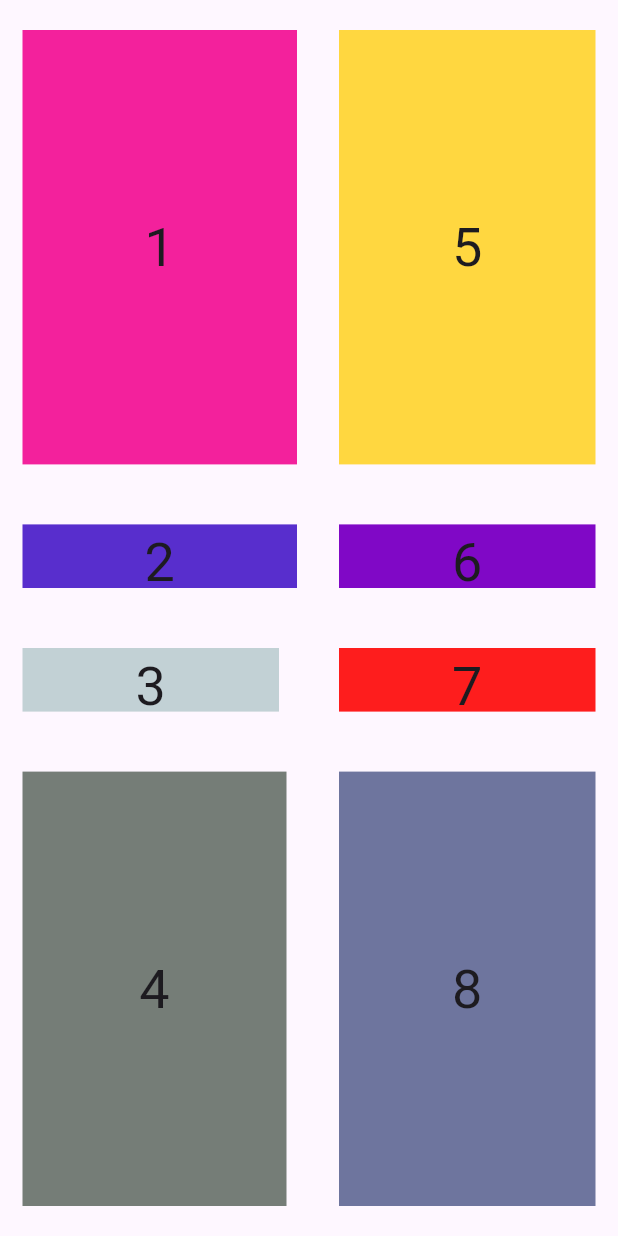
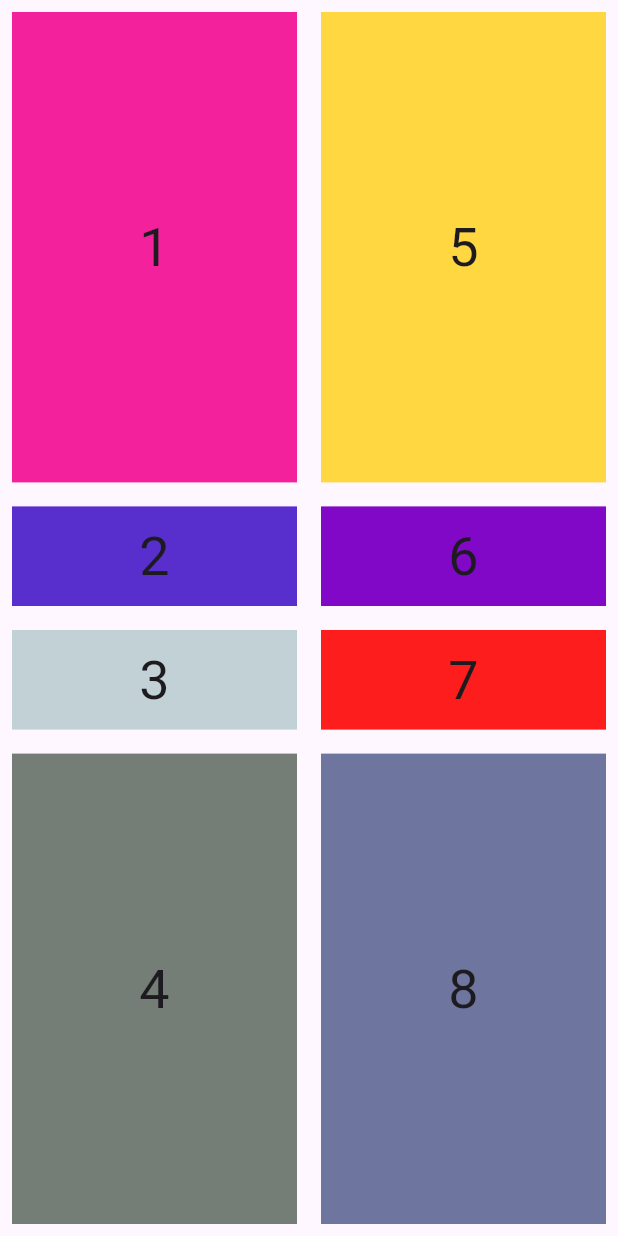
Before and after one commit to Dasheeer/lab_2_shkaf, a Flutter app: the screen it shows after launch, on a phone screen of 412 x 824 dp. Run offline on Flutter 3.47's test engine with Material 3 defaults, Android fonts, the light colour scheme and no system bars.

Commit message:
Update main.dart

```diff
--- a/lib/main.dart
+++ b/lib/main.dart
@@ -36,7 +36,8 @@ class MyApp extends StatelessWidget {
                             child: Text('1', style: TextStyle(fontSize: 36),),
 
                             color: Color.fromRGBO(243, 33, 156, 1),
-                        margin: EdgeInsets.only(bottom: 20, right: 8, top: 20, left: 15),
+
+                            margin: EdgeInsets.all(8),
 
                           )),
                           Expanded(flex: 1, child:
@@ -46,7 +47,7 @@ class MyApp extends StatelessWidget {
                             child: Text('2', style: TextStyle(fontSize: 36),),
 
                             color: Color.fromRGBO(88, 46, 205, 1),
-                        margin: EdgeInsets.only(top: 20, bottom: 20, right: 8, left: 15),
+                            margin: EdgeInsets.all(8),
 
                           )),
                           Expanded(flex: 1, child:
@@ -56,7 +57,7 @@ class MyApp extends StatelessWidget {
                             child: Text('3', style: TextStyle(fontSize: 36),),
 
                             color: Color.fromARGB(115, 121, 162, 161),
-                        margin: EdgeInsets.only(top: 20, bottom: 20, right: 20, left: 15),
+                            margin: EdgeInsets.all(8),
 
                           )),
                           Expanded(flex: 4, child:
@@ -66,7 +67,7 @@ class MyApp extends StatelessWidget {
                             child: Text('4', style: TextStyle(fontSize: 36),),
 
                             color: Color.fromARGB(255, 117, 125, 119),
-                        margin: EdgeInsets.only(top: 20, bottom: 20, right: 15, left: 15),
+                            margin: EdgeInsets.all(8),
 
                           ),),],),),
                     Expanded(
@@ -80,7 +81,7 @@ class MyApp extends StatelessWidget {
                               child: Text('5', style: TextStyle(fontSize: 36),),
 
                               color: Colors.amberAccent,
-                          margin: EdgeInsets.only(top: 20, bottom: 20, right: 15, left: 20),
+                              margin: EdgeInsets.all(8),
 
                             )),
                             Expanded(flex: 1, child:
@@ -90,7 +91,7 @@ class MyApp extends StatelessWidget {
                               child: Text('6', style: TextStyle(fontSize: 36),),
 
                               color: Color.fromARGB(255, 128, 8, 198),
-                          margin: EdgeInsets.only(top: 20, bottom: 20, right: 15,  left: 20),
+                              margin: EdgeInsets.all(8),
 
                             )),
                             Expanded(flex: 1, child:
@@ -100,7 +101,7 @@ class MyApp extends StatelessWidget {
                               child: Text('7', style: TextStyle(fontSize: 36),),
 
                               color: Color.fromARGB(255, 254, 29, 29),
-                          margin: EdgeInsets.only(top: 20, bottom: 20, right: 15,  left: 20),
+                              margin: EdgeInsets.all(8),
 
                             )),
                             Expanded(flex: 4, child:
@@ -110,7 +111,7 @@ class MyApp extends StatelessWidget {
                               child: Text('8', style: TextStyle(fontSize: 36),),
 
                               color: Color.fromARGB(255, 110, 117, 158),
-                          margin: EdgeInsets.only(top: 20, bottom: 20, right: 15, left: 20),
+                              margin: EdgeInsets.all(8),
                             ),),],)
 
 
```
Lines whose indentation alone changed are shown as unchanged.
